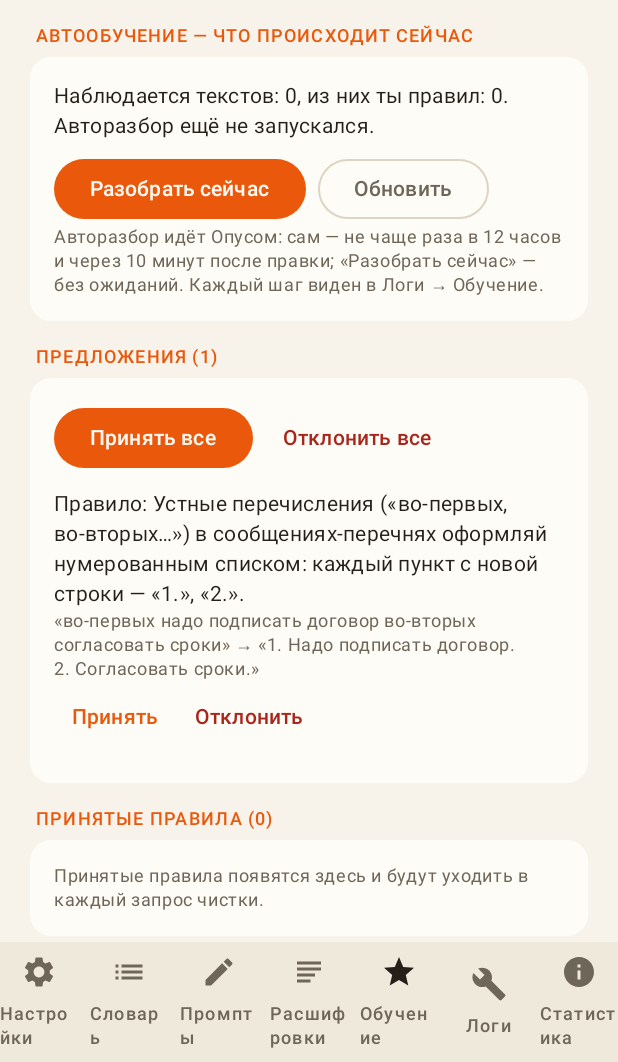
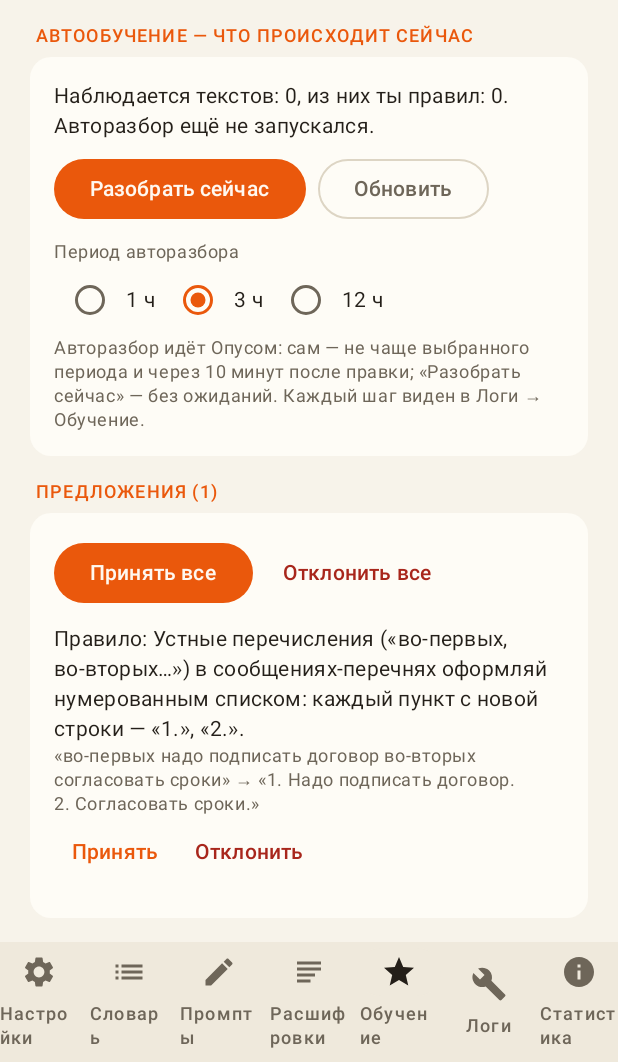
Before and after one commit to atsakunov-prog/Pravka, an Android app built with Jetpack Compose: the screen it shows after launch (MainActivity), item 5 of the bottom bar chosen, on a phone screen of 412 x 824 dp, the part 174-1236 px from its top. Run offline under Robolectric (Android 15) with nearby library versions, the phone set to English and light mode, and no system bars.

Commit message:
Learning UX round: no double-analysis, visible progress, configurable period, stuck-button reset
Four owner-reported issues:
- Manual "Обучить" left the same text in the auto-watch, so the batch
  would re-analyze it later - a successful manual round now closes the
  matching watch entries (logged).
- "Разобрать сейчас" and "Обновить" looked inert: the forced batch now
  toasts what it is doing, the status card shows a live "Идёт разбор…"
  line that tracks the running batch and auto-refreshes the proposals
  when it lands, and "Обновить" acknowledges with a toast.
- The auto-batch period is the owner's choice: 1/3/12 hours radio in
  the status card, default 3h (was a fixed 12h).
- Dead-zone networks (подземный переход) left the button spinning in
  busy with no way out: the red menu gains "Сброс" - cancels the active
  API round trip, stops a live session, clears busy/ticker/bubble and
  logs the reset; a late result from the cancelled request is dropped.

Co-Authored-By: Claude Fable 5 <noreply@anthropic.com>
Claude-Session: https://claude.ai/code/session_013G6xMVhVXpNDZALv2Y5RRL

```diff
--- a/app/src/main/java/ru/zf/pravka/MainActivity.kt
+++ b/app/src/main/java/ru/zf/pravka/MainActivity.kt
@@ -713,26 +713,67 @@ private fun LearningTab(app: PravkaApp) {
                 "Наблюдается текстов: ${watch.size}, из них ты правил: $edited." +
                     (watch.filter { it.editedTs > 0 }.minOfOrNull { it.editedTs }
                         ?.let { "\nБлижайшая правка созреет: " + fmt.format(java.util.Date(it + 10 * 60 * 1000)) + "." } ?: "") +
-                    (if (lastBatch > 0) "\nПоследний авторазбор: " + fmt.format(java.util.Date(lastBatch)) +
-                        ", следующий не раньше " + fmt.format(java.util.Date(lastBatch + 12L * 3600 * 1000)) + "."
+                    (if (lastBatch > 0) "\nПоследний авторазбор: " + fmt.format(java.util.Date(lastBatch)) + "."
                     else "\nАвторазбор ещё не запускался."),
                 style = MaterialTheme.typography.bodyMedium,
             )
             Spacer(Modifier.height(8.dp))
+            var analyzing by remember { mutableStateOf(false) }
+            LaunchedEffect(analyzing) {
+                if (analyzing) {
+                    // Give the forced batch a moment to start, then track it.
+                    kotlinx.coroutines.delay(1200)
+                    while (PravkaAccessibilityService.instance?.learnBatchRunning == true) {
+                        kotlinx.coroutines.delay(1000)
+                    }
+                    analyzing = false
+                    watchTick++
+                    loadTick++
+                }
+            }
+            if (analyzing) {
+                Text(
+                    "Идёт разбор (Опус)… результат появится в «Предложениях».",
+                    style = MaterialTheme.typography.bodyMedium,
+                    color = MaterialTheme.colorScheme.primary,
+                )
+                Spacer(Modifier.height(6.dp))
+            }
             Row(horizontalArrangement = Arrangement.spacedBy(8.dp)) {
-                Button(onClick = {
-                    val svc = PravkaAccessibilityService.instance
-                    if (svc == null) {
-                        Feedback.toast(ctx, "Служба доступности выключена.")
-                    } else {
-                        svc.runLearnBatchNow()
-                    }
+                Button(
+                    enabled = !analyzing,
+                    onClick = {
+                        val svc = PravkaAccessibilityService.instance
+                        if (svc == null) {
+                            Feedback.toast(ctx, "Служба доступности выключена.")
+                        } else {
+                            svc.runLearnBatchNow()
+                            analyzing = true
+                        }
+                    },
+                ) { Text(if (analyzing) "Разбираю…" else "Разобрать сейчас") }
+                OutlinedButton(onClick = {
                     watchTick++
-                }) { Text("Разобрать сейчас") }
-                OutlinedButton(onClick = { watchTick++; loadTick++ }) { Text("Обновить") }
+                    loadTick++
+                    Feedback.toast(ctx, "Обновлено")
+                }) { Text("Обновить") }
+            }
+            Spacer(Modifier.height(10.dp))
+            val period by app.settings.learnPeriodHoursFlow.collectAsState(initial = 3)
+            HintText("Период авторазбора")
+            Row(horizontalArrangement = Arrangement.spacedBy(4.dp)) {
+                for (h in listOf(1, 3, 12)) {
+                    Row(verticalAlignment = Alignment.CenterVertically) {
+                        RadioButton(
+                            selected = period == h,
+                            onClick = { app.appScope.launch { app.settings.setLearnPeriodHours(h) } },
+                        )
+                        Text("$h ч", style = MaterialTheme.typography.bodyMedium)
+                    }
+                }
             }
             HintText(
-                "Авторазбор идёт Опусом: сам — не чаще раза в 12 часов и через " +
+                "Авторазбор идёт Опусом: сам — не чаще выбранного периода и через " +
                     "10 минут после правки; «Разобрать сейчас» — без ожиданий. " +
                     "Каждый шаг виден в Логи → Обучение."
             )
--- a/app/src/main/java/ru/zf/pravka/data/Settings.kt
+++ b/app/src/main/java/ru/zf/pravka/data/Settings.kt
@@ -32,6 +32,7 @@ class Settings(private val context: Context) {
         private val KEY_PROSE_MODE = booleanPreferencesKey("prose_mode")
         private val KEY_CONVO_CONTEXT = booleanPreferencesKey("convo_context")
         private val KEY_RULES_IN_PROSE = booleanPreferencesKey("rules_in_prose")
+        private val KEY_LEARN_PERIOD_H = intPreferencesKey("learn_period_hours")
 
         const val FAB_SIZE_DEFAULT = 48
         const val FAB_ALPHA_DEFAULT = 0.35f
@@ -77,6 +78,12 @@ class Settings(private val context: Context) {
         context.dataStore.edit { it[KEY_RULES_IN_PROSE] = value }
     }
 
+    // How often the auto-learning batch may run (hours). Owner-picked.
+    val learnPeriodHoursFlow = context.dataStore.data.map { it[KEY_LEARN_PERIOD_H] ?: 3 }
+    suspend fun setLearnPeriodHours(value: Int) {
+        context.dataStore.edit { it[KEY_LEARN_PERIOD_H] = value.coerceIn(1, 24) }
+    }
+
     // Conversation context: recent takes in the same app ride along with the
     // next dictation, so replies keep the thread's tone and referents.
     val convoContextFlow = context.dataStore.data.map { it[KEY_CONVO_CONTEXT] ?: true }
```
Also changed, not shown: app/src/main/java/ru/zf/pravka/trigger/PravkaAccessibilityService.kt (+39 -4 lines).
